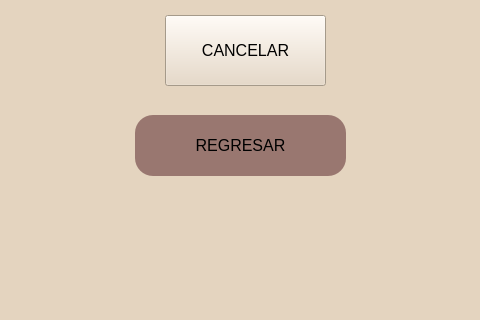
This is view/almacenprima.ui in arturito76/proyecto as Qt 5 draws it before an edit; both pictures show x 605 to 1085 and y 155 to 475 of the 1085 by 773 pixel window. The edited form follows.
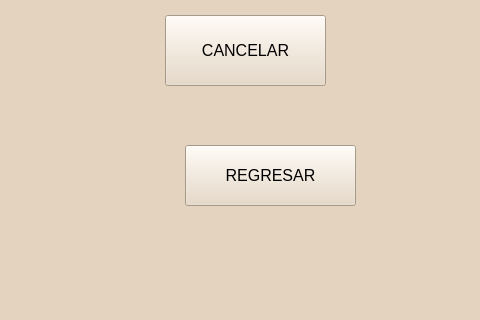
This is the edited form.

Patch:
```diff
--- a/view/almacenprima.ui
+++ b/view/almacenprima.ui
@@ -210,32 +210,6 @@
 Border-radius: 18px</string>
      </property>
     </widget>
-    <widget class="QLabel" name="label_8">
-     <property name="geometry">
-      <rect>
-       <x>700</x>
-       <y>250</y>
-       <width>211</width>
-       <height>61</height>
-      </rect>
-     </property>
-     <property name="font">
-      <font>
-       <family>Arial</family>
-       <pointsize>-1</pointsize>
-      </font>
-     </property>
-     <property name="styleSheet">
-      <string notr="true">background-color: rgb(153, 119, 112);
-Border-radius: 18px</string>
-     </property>
-     <property name="text">
-      <string>REGRESAR</string>
-     </property>
-     <property name="alignment">
-      <set>Qt::AlignCenter</set>
-     </property>
-    </widget>
     <widget class="QTableWidget" name="tableprima">
      <property name="geometry">
       <rect>
@@ -348,6 +322,19 @@
       <string>CANCELAR</string>
      </property>
     </widget>
+    <widget class="QPushButton" name="regresar2">
+     <property name="geometry">
+      <rect>
+       <x>750</x>
+       <y>280</y>
+       <width>171</width>
+       <height>61</height>
+      </rect>
+     </property>
+     <property name="text">
+      <string>REGRESAR</string>
+     </property>
+    </widget>
    </widget>
   </widget>
  </widget>
```
